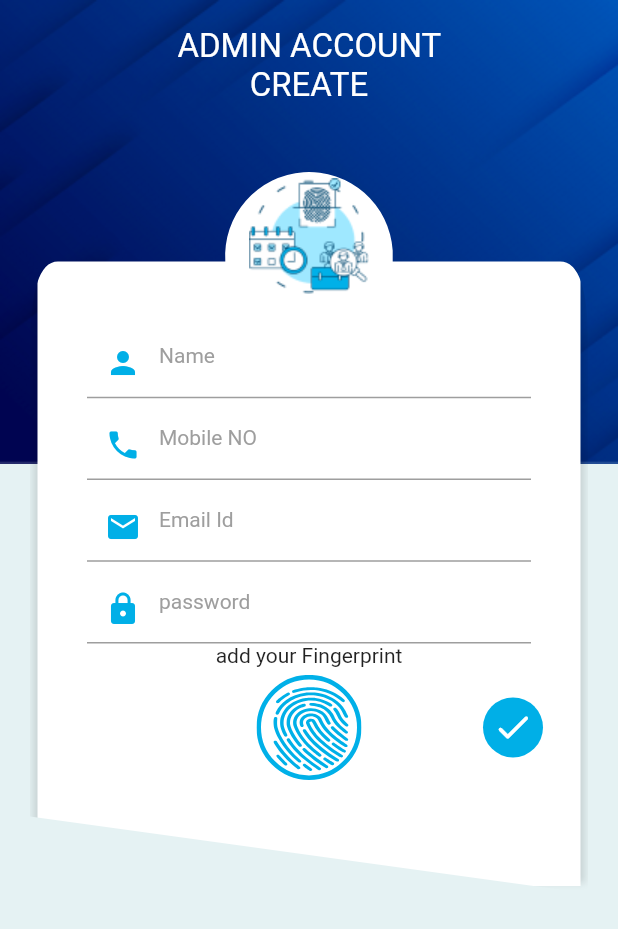
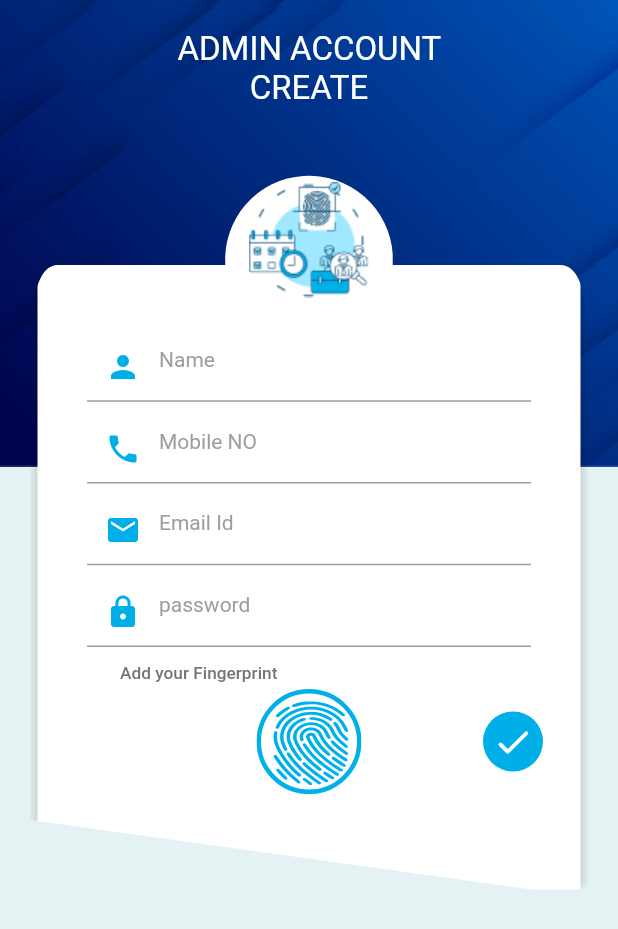
Before and after one commit to OniX9/Employee-Attendance-App, a Flutter app: the LoginSignUpScreen screen opened directly, after a tap on "CREATE ACCOUNT", on a phone screen of 412 x 824 dp. Shown: the top 929 px of the screen. Run offline on Flutter 3.47's test engine with Material 2 defaults, Android fonts, the phone set to English and light mode, and no system bars; our stand-ins replace flutter_onboarding_slider, flutter_svg, rive; missing offline and left inert: dart:ffi.

Commit message:
Admin Create Account screen

```diff
--- a/lib/constants.dart
+++ b/lib/constants.dart
@@ -1,6 +1,8 @@
 import 'package:flutter/material.dart';
 
-Color kPrimaryColor = const Color(0xFF00AFE7);
+Color kPrimaryColorLight = const Color(0xFF00AFE7);
+
+Color kPrimaryColorHeavy = const Color(0xFF0046A3);
 
 TextStyle kAuthTextStyle = const TextStyle(
   color: Colors.black87,
--- a/lib/main.dart
+++ b/lib/main.dart
@@ -25,8 +25,7 @@ class MyApp extends StatelessWidget {
       debugShowCheckedModeBanner: false,
       title: 'Flutter Demo',
       theme: ThemeData(),
-      // home: OnBoardingScreen(),
-      home: LoginSignUpScreen(),
+      home: OnBoardingScreen(),
       // home: LoginSignUpScreen(),
     );
   }
--- a/lib/screens/admin_create_account.dart
+++ b/lib/screens/admin_create_account.dart
@@ -50,24 +50,37 @@ class AdminAcountCreate extends StatelessWidget {
                               child: ClippedContainer(
                                 clipPosition: Cut.bottom,
                                 height:
-                                MediaQuery.of(context).size.height * 0.65,
+                                    MediaQuery.of(context).size.height * 0.65,
                                 child: Column(
                                   mainAxisAlignment:
-                                  MainAxisAlignment.spaceAround,
+                                      MainAxisAlignment.spaceAround,
                                   children: [
                                     Padding(
-                                      padding: EdgeInsets.only(top: MediaQuery.of(context).size.height * 0.01),
-                                      child: Image.asset('assets/images/login/acount_verification_logo.png'),
+                                      padding: EdgeInsets.only(
+                                          top: MediaQuery.of(context)
+                                                  .size
+                                                  .height *
+                                              0.01),
+                                      child: Image.asset(
+                                          'assets/images/login/acount_verification_logo.png'),
                                     ),
                                     SizedBox(height: 15),
                                     AuthTextField(AuthType.name),
                                     AuthTextField(AuthType.phoneNumber),
                                     AuthTextField(AuthType.email),
                                     AuthTextField(AuthType.password),
-                                    Text('add your Fingerprint',
+                                    Container(
+                                      alignment: Alignment.centerLeft,
+                                      padding: EdgeInsets.only(
+                                          left: 30, top: 10),
+                                      child: Text(
+                                        'Add your Fingerprint',
                                         style: TextStyle(
-
+                                          fontSize: 11.5,
+                                          color: Colors.grey[600],
+                                          fontWeight: FontWeight.w500,
                                         ),
+                                      ),
                                     ),
                                     FingerIconAndAuthCheckButton(),
                                     Expanded(child: SizedBox()),
--- a/lib/screens/login_signup_screen.dart
+++ b/lib/screens/login_signup_screen.dart
@@ -1,9 +1,12 @@
 import 'package:employee_attendance/constants.dart';
+import 'package:employee_attendance/screens/forgot_password_screen.dart';
 import 'package:employee_attendance/widgets/auth_text_field.dart';
+import 'package:employee_attendance/widgets/call_action_button.dart';
 import 'package:employee_attendance/widgets/clipped_container.dart';
 import 'package:employee_attendance/widgets/finger_icon_and_auth_check_button.dart';
 import 'package:employee_attendance/widgets/forgot_password_button.dart';
 import 'package:employee_attendance/screens/admin_create_account.dart';
+import 'package:employee_attendance/widgets/page_transiton.dart';
 import 'package:provider/provider.dart';
 import 'package:flutter/material.dart';
 import '../controller/uiProviders/admin_ui.dart';
@@ -13,6 +16,7 @@ class LoginSignUpScreen extends StatelessWidget {
 
   @override
   Widget build(BuildContext context) {
+    var uiConsumer = Provider.of<AdminUIProvider>(context);
     return Scaffold(
       backgroundColor: const Color(0xFFE5F2F3),
       body: SingleChildScrollView(
@@ -92,7 +96,16 @@ class LoginSignUpScreen extends StatelessWidget {
                                     AdminEmployeeToggle(),
                                     AuthTextField(AuthType.email),
                                     AuthTextField(AuthType.password),
-                                    ForgotPasswordButton(),
+                                    ForgotPasswordButton(
+                                      onPressed: () =>
+                                          Navigator.of(context).push(
+                                        PageTransition(
+                                          const ForgotPasswordScreen(),
+                                          verticalDirection:
+                                              Alignment.bottomCenter,
+                                        ),
+                                      ),
+                                    ),
                                     FingerIconAndAuthCheckButton(),
                                     Expanded(child: SizedBox()),
                                   ],
@@ -100,7 +113,13 @@ class LoginSignUpScreen extends StatelessWidget {
                               ),
                             ),
                             //2. Bottom Clipped Container
-                            Align(
+                            AnimatedSlide(
+                              offset: uiConsumer.isAdmin
+                                  ? Offset(0, 0)
+                                  : Offset(-1.8, 0),
+                              curve: Curves.bounceOut,
+                              duration: Duration(milliseconds: 1300),
+                              child: Align(
                                 alignment: Alignment.bottomCenter,
                                 child: ClippedContainer(
                                   clipPosition: Cut.top,
@@ -137,18 +156,21 @@ class LoginSignUpScreen extends StatelessWidget {
                                           ],
                                         ),
                                       ),
-                                    CreateAccountButton(
-                                      id: 'Create Account',
+                                      CallActionButton(
+                                        margin: EdgeInsets.symmetric(vertical: 10, horizontal: 10),
+                                        label: 'CREATE ACCOUNT',
                                         onPressed: () {
                                           Navigator.of(context).push(
-                                          MaterialPageRoute(builder: (context){
-                                            return AdminAcountCreate();
-                                          },
+                                            PageTransition(
+                                              AdminAcountCreate(),
+                                              verticalDirection:
+                                                  Alignment.bottomCenter,
                                             ),
                                           );
                                         },
                                       ),
                                     ],
+                                  ),
                                 ),
                               ),
                             ),
@@ -167,39 +189,6 @@ class LoginSignUpScreen extends StatelessWidget {
   }
 }
 
-class CreateAccountButton extends StatelessWidget {
-  final String id;
-  final void Function()? onPressed;
-
-  const CreateAccountButton({
-    required this.id,
-    required this.onPressed,
-    super.key,
-  });
-
-  @override
-  Widget build(BuildContext context) {
-    return MaterialButton(
-      onPressed: onPressed,
-      child: Container(
-        margin: const EdgeInsets.symmetric(vertical: 10),
-        height: 40,
-        alignment: Alignment.center,
-        width: double.maxFinite,
-        decoration: BoxDecoration(
-          color: kPrimaryColor,
-          borderRadius: BorderRadius.circular(6),
-        ),
-        child: Text(
-          'CREATE ACCOUNT',
-          style: TextStyle(
-            color: Colors.white,
-          ),
-        ),
-      ),
-    );
-  }
-}
 
 // ***CUSTOM WIDGET***
 
@@ -221,7 +210,7 @@ class AdminEmployeeToggle extends StatelessWidget {
       decoration: BoxDecoration(
         borderRadius: BorderRadius.circular(7),
         border: Border.all(
-          color: kPrimaryColor,
+          color: kPrimaryColorLight,
           width: 1.2,
         ),
       ),
@@ -289,7 +278,7 @@ class AnimatedToggleThumb extends StatelessWidget {
       duration: const Duration(milliseconds: 195),
       child: Container(
         width: width,
-        color: kPrimaryColor,
+        color: kPrimaryColorLight,
       ),
     );
   }
--- a/lib/screens/onboarding_screen.dart
+++ b/lib/screens/onboarding_screen.dart
@@ -22,7 +22,7 @@ class OnBoardingScreen extends StatelessWidget {
             finishButtonText: 'Start',
             centerBackground: true,
             finishButtonStyle: FinishButtonStyle(
-              backgroundColor: kPrimaryColor,
+              backgroundColor: kPrimaryColorLight,
             ),
             skipTextButton: Text('Skip'),
             // trailing: Text('Login'),
--- a/lib/widgets/auth_text_field.dart
+++ b/lib/widgets/auth_text_field.dart
@@ -54,14 +54,14 @@ class AuthTextField extends StatelessWidget {
         onChanged: (newText) {},
         style: kAuthTextStyle,
         obscureText: type == AuthType.password,
-        cursorColor: kPrimaryColor,
+        cursorColor: kPrimaryColorLight,
         decoration: kAuthInputDecoration.copyWith(
           labelText: labelText(),
           prefixIcon: Padding(
             padding: const EdgeInsets.only(top: 8.0),
             child: Icon(
               prefixIcon(),
-              color: kPrimaryColor,
+              color: kPrimaryColorLight,
             ),
           ),
         ),
--- /dev/null
+++ b/lib/widgets/call_action_button.dart
@@ -0,0 +1,38 @@
+import 'package:employee_attendance/constants.dart';
+import 'package:flutter/material.dart';
+
+class CallActionButton extends StatelessWidget {
+  final String label;
+  final EdgeInsetsGeometry? margin;
+  final void Function()? onPressed;
+
+  const CallActionButton({
+    this.margin = const EdgeInsets.symmetric(vertical: 10),
+    required this.label,
+    required this.onPressed,
+    super.key,
+  });
+
+  @override
+  Widget build(BuildContext context) {
+    return RawMaterialButton(
+      onPressed: onPressed,
+      child: Container(
+        margin: const EdgeInsets.symmetric(vertical: 10),
+        height: 42,
+        alignment: Alignment.center,
+        width: double.maxFinite,
+        decoration: BoxDecoration(
+          color: kPrimaryColorLight,
+          borderRadius: BorderRadius.circular(6),
+        ),
+        child: Text(
+          label,
+          style: TextStyle(
+            color: Colors.white,
+          ),
+        ),
+      ),
+    );
+  }
+}
--- a/lib/widgets/finger_icon_and_auth_check_button.dart
+++ b/lib/widgets/finger_icon_and_auth_check_button.dart
@@ -39,7 +39,7 @@ class FingerIconAndAuthCheckButton extends StatelessWidget {
                 padding: EdgeInsets.all(6),
                 decoration: BoxDecoration(
                   shape: BoxShape.circle,
-                  color: kPrimaryColor,
+                  color: kPrimaryColorLight,
                 ),
                 child: const Icon(
                   Icons.check_rounded,
--- a/lib/widgets/forgot_password_button.dart
+++ b/lib/widgets/forgot_password_button.dart
@@ -2,7 +2,10 @@ import 'package:flutter/material.dart';
 
 // Forgot Password Button.
 class ForgotPasswordButton extends StatelessWidget {
-  const ForgotPasswordButton({
+  void Function()? onPressed;
+
+   ForgotPasswordButton({
+    required this.onPressed,
     super.key,
   });
 
@@ -13,7 +16,7 @@ class ForgotPasswordButton extends StatelessWidget {
       child: Padding(
         padding: const EdgeInsets.only(top: 9, right: 5),
         child: GestureDetector(
-          onTap: () {},
+          onTap: onPressed,
           child: Text(
             'Forgot Password?',
             style: TextStyle(
--- a/lib/widgets/page_transiton.dart
+++ b/lib/widgets/page_transiton.dart
@@ -2,9 +2,9 @@ import 'package:flutter/material.dart';
 
 class PageTransition extends PageRouteBuilder {
   final Widget page;
-  final AlignmentGeometry direction;
+  final AlignmentGeometry verticalDirection;
 
-  PageTransition(this.page, {this.direction = Alignment.bottomCenter})
+  PageTransition(this.page, {this.verticalDirection = Alignment.bottomCenter})
       : super(
     pageBuilder: (context, animation, anotherAnimation) => page,
     transitionDuration: const Duration(milliseconds: 1900),
@@ -14,7 +14,7 @@ class PageTransition extends PageRouteBuilder {
         parent: animation,
       );
       return Align(
-        alignment: direction,
+        alignment: verticalDirection,
         child: SizeTransition(
           sizeFactor: animation,
           axisAlignment: 0,
--- a/pubspec.yaml
+++ b/pubspec.yaml
@@ -42,6 +42,7 @@ dependencies:
   provider: ^6.0.5
   widget_size: ^1.0.0
   animated_toggle_switch: ^0.8.0
+  country_flags: ^2.2.0
 
 dev_dependencies:
   flutter_test:
@@ -75,6 +76,7 @@ flutter:
     - assets/images/login/background.png
     - assets/images/login/fingerprint-check.svg
     - assets/images/login/acount_verification_logo.png
+    - assets/images/country_flags/
 
   #   - images/a_dot_ham.jpeg
 
```
Also changed, not shown: lib/screens/forgot_password_screen.dart (added, +110 -0 lines), assets/images/country_flags/nigeria.svg (added), assets/images/country_flags/united_states.svg (added), pubspec.lock. Lines whose indentation alone changed are shown as unchanged.
